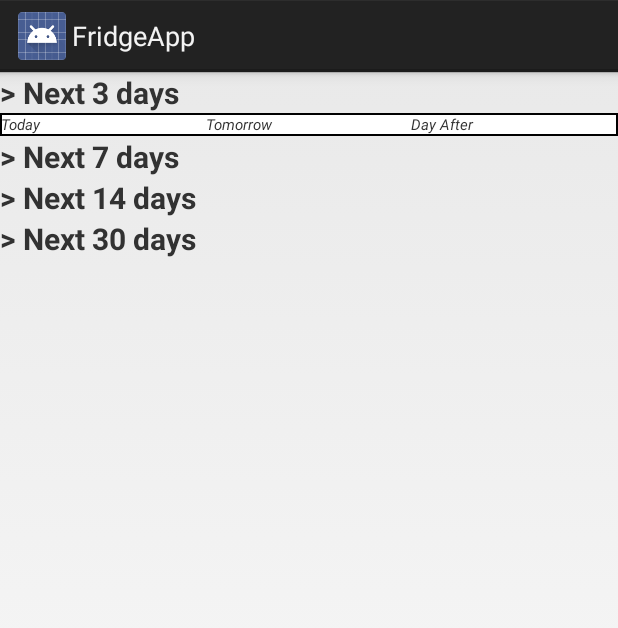
After one commit to mfranklin128/FridgeApp, an Android app: the layout reminders.xml on its own in the app's theme, with its tools: preview values and no code run, on a phone screen of 412 x 824 dp. The commit adds this screen. Shown: the top 628 px of the screen. Run offline under Robolectric (Android 15) with nearby library versions, the phone set to English and light mode, and no system bars.

Commit message:
start developing a useful Reminders view

```diff
--- /dev/null
+++ b/app/src/main/res/layout/reminders.xml
@@ -0,0 +1,119 @@
+<?xml version="1.0" encoding="utf-8"?>
+<LinearLayout xmlns:android="http://schemas.android.com/apk/res/android"
+    android:orientation="vertical" android:layout_width="match_parent"
+    android:layout_height="match_parent">
+    <LinearLayout
+        android:id="@+id/reminder_three_days_section"
+        android:layout_width="match_parent"
+        android:layout_height="wrap_content"
+        android:orientation="vertical">
+        <TextView
+            android:id="@+id/reminder_three_days_header"
+            android:layout_width="match_parent"
+            android:layout_height="wrap_content"
+            android:text="> Next 3 days"
+            android:textStyle="bold"
+            android:textSize="20sp"/>
+        <LinearLayout
+            android:layout_width="match_parent"
+            android:layout_height="wrap_content"
+            android:orientation="horizontal"
+            android:id="@+id/reminder_three_days_cards"
+            android:background="@drawable/image_border">
+            <RelativeLayout
+                android:layout_width="0dp"
+                android:layout_height="wrap_content"
+                android:layout_weight="1">
+                <TextView
+                    android:layout_width="match_parent"
+                    android:layout_height="wrap_content"
+                    android:text="Today"
+                    android:textSize="10sp"
+                    android:textStyle="italic"/>
+                <ListView
+                    android:id="@+id/reminder_today_list"
+                    android:layout_width="0dp"
+                    android:layout_height="wrap_content"
+                    android:layout_gravity="left"
+                    android:layout_weight="1" />
+            </RelativeLayout>
+            <RelativeLayout
+                android:layout_width="0dp"
+                android:layout_height="wrap_content"
+                android:layout_weight="1">
+                <TextView
+                    android:layout_width="match_parent"
+                    android:layout_height="wrap_content"
+                    android:text="Tomorrow"
+                    android:textSize="10sp"
+                    android:textStyle="italic"/>
+                <ListView
+                    android:id="@+id/reminder_tomorrow_list"
+                    android:layout_width="0dp"
+                    android:layout_height="wrap_content"
+                    android:layout_gravity="left"
+                    android:layout_weight="1" />
+            </RelativeLayout>
+            <RelativeLayout
+                android:layout_width="0dp"
+                android:layout_height="wrap_content"
+                android:layout_weight="1">
+                <TextView
+                    android:layout_width="match_parent"
+                    android:layout_height="wrap_content"
+                    android:text="Day After"
+                    android:textSize="10sp"
+                    android:textStyle="italic"/>
+                <ListView
+                    android:id="@+id/reminder_day_after_list"
+                    android:layout_width="0dp"
+                    android:layout_height="wrap_content"
+                    android:layout_gravity="left"
+                    android:layout_weight="1" />
+            </RelativeLayout>
+        </LinearLayout>
+    </LinearLayout>
+    <LinearLayout
+        android:id="@+id/reminder_seven_days_section"
+        android:layout_width="match_parent"
+        android:layout_height="wrap_content"
+        android:orientation="vertical">
+        <TextView
+            android:id="@+id/reminder_seven_days_header"
+            android:layout_width="match_parent"
+            android:layout_height="wrap_content"
+            android:text="> Next 7 days"
+            android:textStyle="bold"
+            android:textSize="20sp"/>
+        <ListView
+            android:layout_width="match_parent"
+            android:layout_height="wrap_content"
+            android:id="@+id/reminder_seven_days_list"/>
+    </LinearLayout>
+    <LinearLayout
+        android:id="@+id/reminder_fourteen_days_section"
+        android:layout_width="match_parent"
+        android:layout_height="wrap_content"
+        android:orientation="vertical">
+        <TextView
+            android:id="@+id/reminder_fourteen_days_header"
+            android:layout_width="match_parent"
+            android:layout_height="wrap_content"
+            android:text="> Next 14 days"
+            android:textStyle="bold"
+            android:textSize="20sp"/>
+    </LinearLayout>
+    <LinearLayout
+        android:id="@+id/reminder_thirty_days_section"
+        android:layout_width="match_parent"
+        android:layout_height="wrap_content"
+        android:orientation="vertical">
+        <TextView
+            android:id="@+id/reminder_thirty_days_header"
+            android:layout_width="match_parent"
+            android:layout_height="wrap_content"
+            android:text="> Next 30 days"
+            android:textStyle="bold"
+            android:textSize="20sp"/>
+    </LinearLayout>
+</LinearLayout>
--- a/app/src/main/res/menu/menu_main.xml
+++ b/app/src/main/res/menu/menu_main.xml
@@ -6,4 +6,6 @@
         android:orderInCategory="2" android:showAsAction="ifRoom|withText"/>
     <item android:id="@+id/action_fridge" android:title="Stash"
         android:orderInCategory="3" android:showAsAction="ifRoom|withText"/>
+    <item android:id="@+id/action_reminders" android:title="Rem"
+        android:orderInCategory="4" android:showAsAction="ifRoom|withText"/>
 </menu>
```
Also changed, not shown: app/src/main/java/com/mfranklin/fridgeapp/MainActivity.java (+9 -2 lines), app/src/main/java/com/mfranklin/fridgeapp/MyFragmentManager.java (+21 -0 lines), app/src/main/java/com/mfranklin/fridgeapp/ReminderFragment.java (added, +97 -0 lines), app/src/main/java/com/mfranklin/fridgeapp/adapters/ReminderAdapter.java (added, +56 -0 lines), app/src/main/java/com/mfranklin/fridgeapp/data_model/Reminder.java (+43 -0 lines), app/src/main/res/layout/reminder_item.xml (added, +32 -0 lines).
